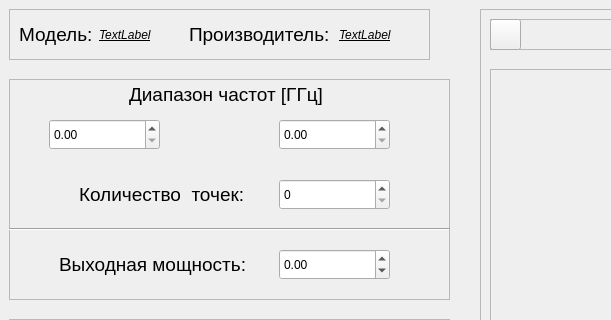
This is mainwindow.ui in DnevnnoiSon/S2VNA_CONTROL as Qt 5 draws it before an edit; both pictures show x 0 to 611 and y 0 to 320 of the 954 by 481 pixel window. The edited form follows.
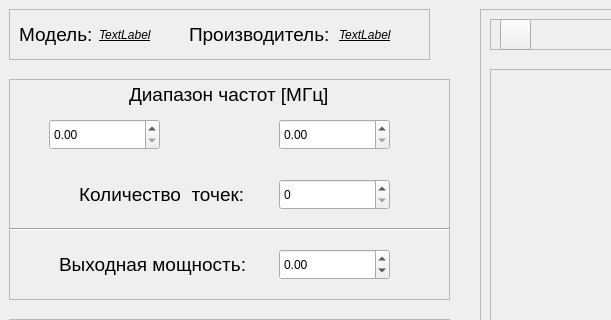
This is the edited form. Icons and pictures are not drawn.

Patch:
```diff
--- a/mainwindow.ui
+++ b/mainwindow.ui
@@ -177,7 +177,7 @@
          </font>
         </property>
         <property name="text">
-         <string>Диапазон частот [ГГц]</string>
+         <string>Диапазон частот [МГц]</string>
         </property>
        </widget>
        <widget class="QDoubleSpinBox" name="startSpinBox">
@@ -498,7 +498,7 @@
         <widget class="QPushButton" name="settingButton">
          <property name="geometry">
           <rect>
-           <x>0</x>
+           <x>10</x>
            <y>0</y>
            <width>31</width>
            <height>31</height>
```
Left out of the diff: 3 changed lines with no effect on the pictures.
